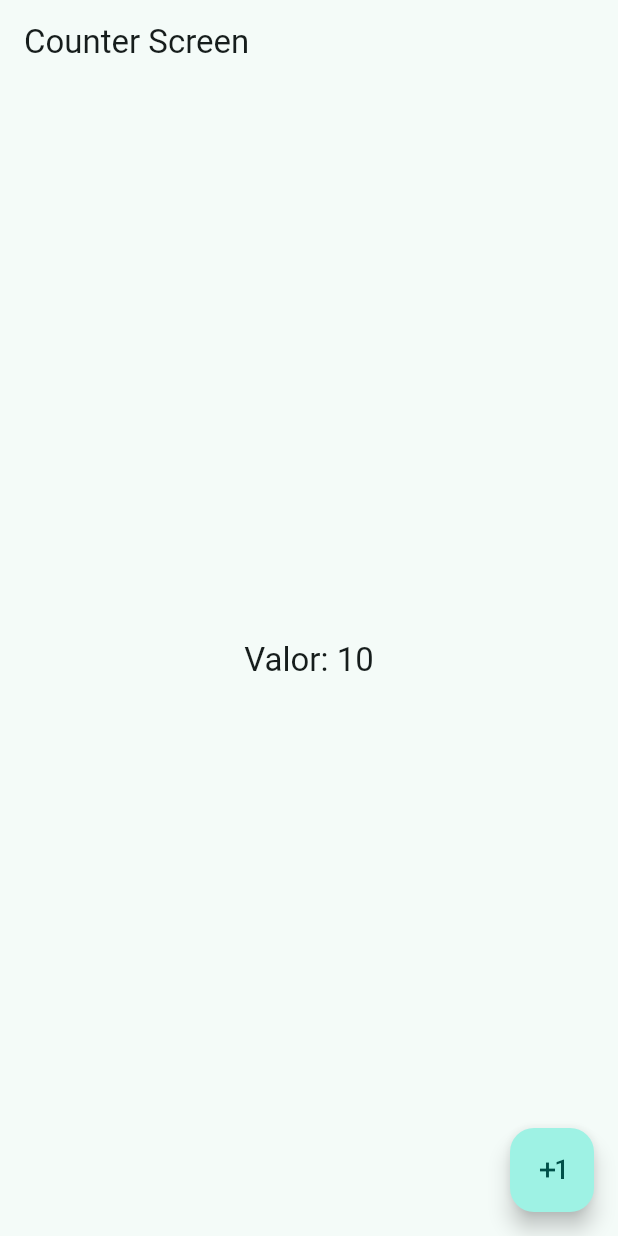
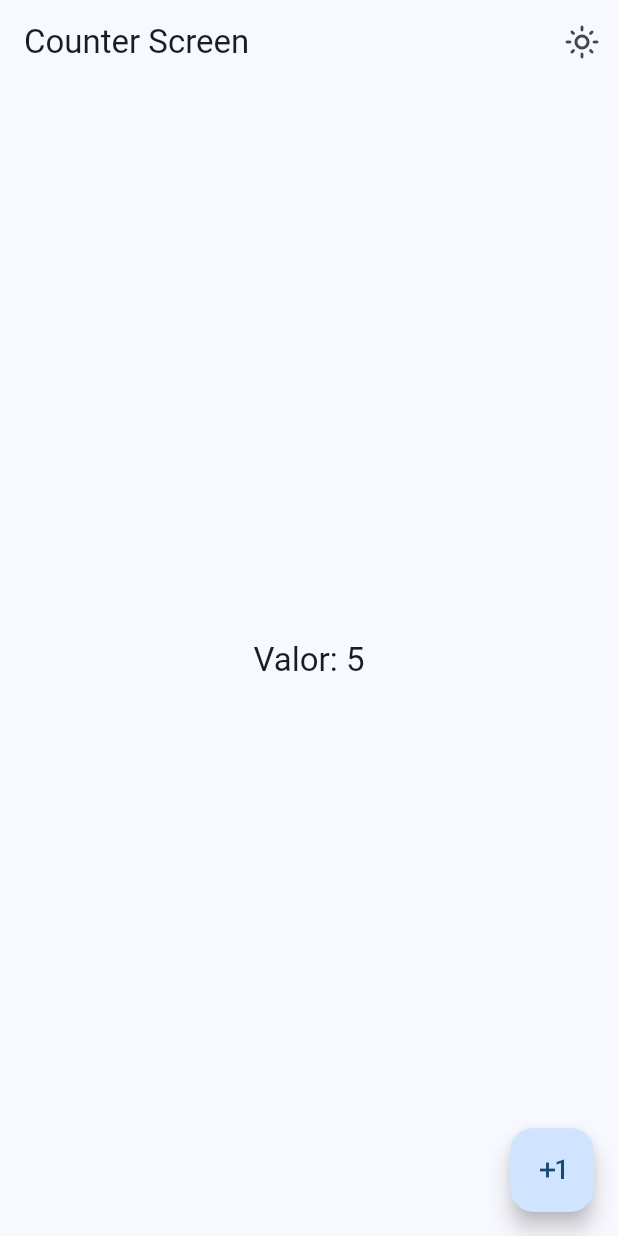
Before and after one commit to vidm27/flutter-course-devtalles, a Flutter app: the CounterScreen screen opened by its route, on a phone screen of 412 x 824 dp. Run offline on Flutter 3.47's test engine with Material 2 defaults, Android fonts, the phone set to English and light mode, and no system bars; our stand-ins replace animate_do, dio, flutter_riverpod, go_router.

Commit message:
Agregamos manejo del thema con riverpood

```diff
--- a/widgets_app/lib/config/menu/menu_item.dart
+++ b/widgets_app/lib/config/menu/menu_item.dart
@@ -59,4 +59,9 @@ const appMenuItems = <MenuItem>[
       subTitle: 'counter screen',
       link: '/counter',
       icon: Icons.countertops),
+  MenuItem(
+      title: 'Theme changer',
+      subTitle: 'theme screen',
+      link: '/theme',
+      icon: Icons.theater_comedy),
 ];
--- a/widgets_app/lib/config/router/app_router.dart
+++ b/widgets_app/lib/config/router/app_router.dart
@@ -47,5 +47,10 @@ final appRouter = GoRouter(
         path: '/counter',
         name: CounterScreen.name,
         builder: (context, state) => const CounterScreen()),
+    GoRoute(
+        path: '/theme',
+        name: ThemeCahngerScreen.name,
+        builder: (context, state) => const ThemeCahngerScreen()),
   ],
+
 );
--- a/widgets_app/lib/config/theme/app_theme.dart
+++ b/widgets_app/lib/config/theme/app_theme.dart
@@ -12,14 +12,16 @@ const colorList = <Color>[
 ];
 
 class AppTheme {
+  final bool isDarkMode;
   final int selectedColor;
 
-  AppTheme({this.selectedColor = 0})
+  AppTheme({this.selectedColor = 0, this.isDarkMode = false})
       : assert(selectedColor >= 0, 'Selected color must be greatter then 0'),
         assert(selectedColor < colorList.length, 'Select color must be less or equal than ${colorList.length - 1}');
 
   ThemeData getTheme() => ThemeData(
         useMaterial3: true,
+        brightness: isDarkMode ? Brightness.dark : Brightness.light,
         colorSchemeSeed: colorList[selectedColor],
         appBarTheme: const AppBarTheme(centerTitle: false)
       );
--- a/widgets_app/lib/main.dart
+++ b/widgets_app/lib/main.dart
@@ -2,19 +2,23 @@ import 'package:flutter/material.dart';
 import 'package:flutter_riverpod/flutter_riverpod.dart';
 import 'package:widgets_app/config/router/app_router.dart';
 import 'package:widgets_app/config/theme/app_theme.dart';
+import 'package:widgets_app/presentation/providers/theme_providers.dart';
 
 void main() {
   runApp(const ProviderScope(child: MainApp()));
 }
 
-class MainApp extends StatelessWidget {
+class MainApp extends ConsumerWidget {
   const MainApp({super.key});
 
   @override
-  Widget build(BuildContext context) {
+  Widget build(BuildContext context, WidgetRef ref) {
+    final isDarkMode = ref.watch(isDarkModeProvider);
+    final selectedColor = ref.watch(selectedIndexColorProvider);
+
     return  MaterialApp.router(
       debugShowCheckedModeBanner: false,
-      theme: AppTheme(selectedColor: 1).getTheme(),
+      theme: AppTheme(selectedColor: selectedColor, isDarkMode: isDarkMode).getTheme(),
       routerConfig: appRouter,
 
     );
--- a/widgets_app/lib/presentation/providers/counter_providers.dart
+++ b/widgets_app/lib/presentation/providers/counter_providers.dart
@@ -1,3 +1,3 @@
 import 'package:flutter_riverpod/flutter_riverpod.dart';
 
-final counterProvider = StateProvider((ref) => 5);
+final counterProvider = StateProvider((ref) => 5);  // Es un referencia reactiva
--- /dev/null
+++ b/widgets_app/lib/presentation/providers/theme_providers.dart
@@ -0,0 +1,11 @@
+
+
+import 'package:flutter_riverpod/flutter_riverpod.dart';
+import 'package:widgets_app/config/theme/app_theme.dart';
+
+final isDarkModeProvider = StateProvider<bool>((ref) => false);
+
+// Listado de colores inmutable
+final colorListProvider = Provider((ref) => colorList);
+
+final selectedIndexColorProvider = StateProvider((ref) => 0);
--- a/widgets_app/lib/presentation/screens/counter/counter_screen.dart
+++ b/widgets_app/lib/presentation/screens/counter/counter_screen.dart
@@ -1,18 +1,42 @@
 import 'package:flutter/material.dart';
+import 'package:flutter_riverpod/flutter_riverpod.dart';
+import 'package:widgets_app/presentation/providers/counter_providers.dart';
+import 'package:widgets_app/presentation/providers/theme_providers.dart';
 
-class CounterScreen extends StatelessWidget {
+class CounterScreen extends ConsumerWidget {
   static const name = 'counter_screen'; //Nombre comun de ruta
 
   const CounterScreen({super.key});
 
   @override
-  Widget build(BuildContext context) {
+  Widget build(BuildContext context, WidgetRef ref) {
+    final int clickCounter = ref.watch(counterProvider);
+    final bool isDarkMode = ref.watch(isDarkModeProvider);
+
     return Scaffold(
-      appBar: AppBar(title: const Text('Counter Screen')),
+      appBar: AppBar(
+        title: const Text('Counter Screen'),
+        actions: [
+          IconButton(
+              onPressed: () {
+                ref.read(isDarkModeProvider.notifier).update((state) => !state) ;
+              },
+              icon: Icon(isDarkMode
+                  ? Icons.dark_mode_outlined
+                  : Icons.light_mode_outlined))
+        ],
+      ),
       floatingActionButton: FloatingActionButton(
-          onPressed: () {}, child: const Icon(Icons.exposure_plus_1_sharp)),
+          onPressed: () {
+            // ref.read(counterProvider.notifier).state++;
+            ref.read(counterProvider.notifier).update((state) =>
+                state +
+                1); // esta es conveniente cuando se necesita el estado o algo en general.
+          },
+          child: const Icon(Icons.exposure_plus_1_sharp)),
       body: Center(
-        child: Text('Valor: 10', style: Theme.of(context).textTheme.titleLarge),
+        child: Text('Valor: $clickCounter',
+            style: Theme.of(context).textTheme.titleLarge),
       ),
     );
   }
--- a/widgets_app/lib/presentation/screens/screens.dart
+++ b/widgets_app/lib/presentation/screens/screens.dart
@@ -8,3 +8,4 @@ export 'package:widgets_app/presentation/screens/progress/progress_screen.dart';
 export 'package:widgets_app/presentation/screens/snackbar/snackbar_screen.dart';
 export 'package:widgets_app/presentation/screens/ui_controls/ui_controls_screen.dart';
 export 'package:widgets_app/presentation/screens/counter/counter_screen.dart';
+export 'package:widgets_app/presentation/screens/theme_changer/theme_changer.dart';
```
Also changed, not shown: widgets_app/lib/presentation/screens/theme_changer/theme_changer.dart (added, +60 -0 lines), widgets_app/lib/presentation/widgets/side_menu.dart (added, +53 -0 lines).
